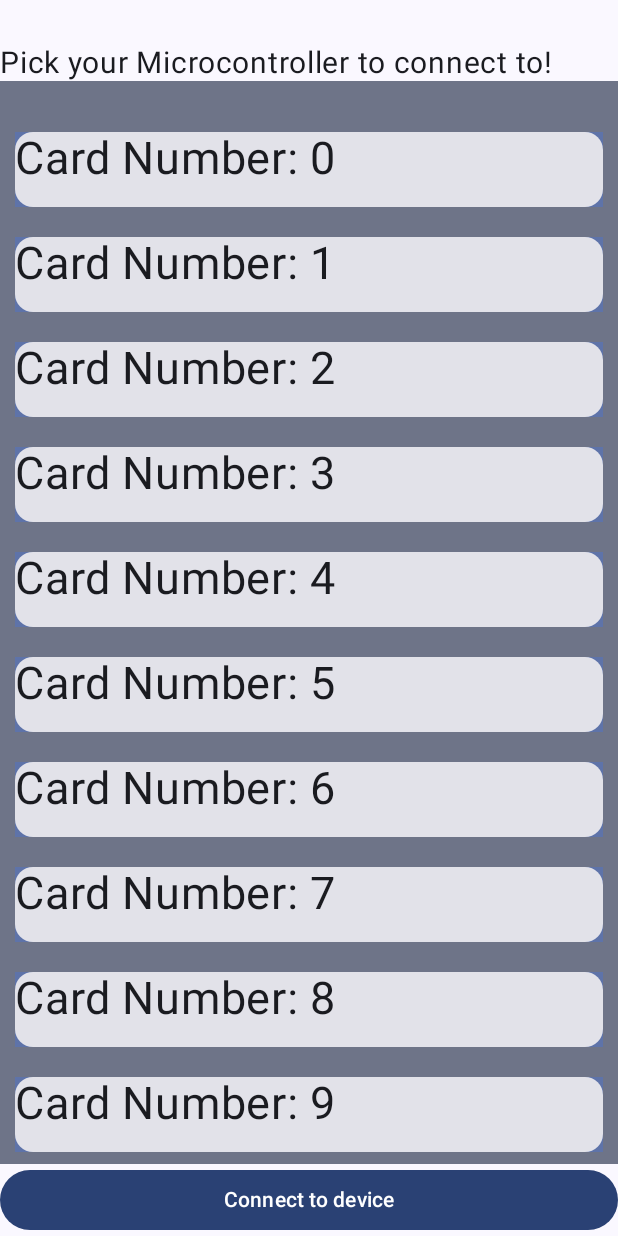
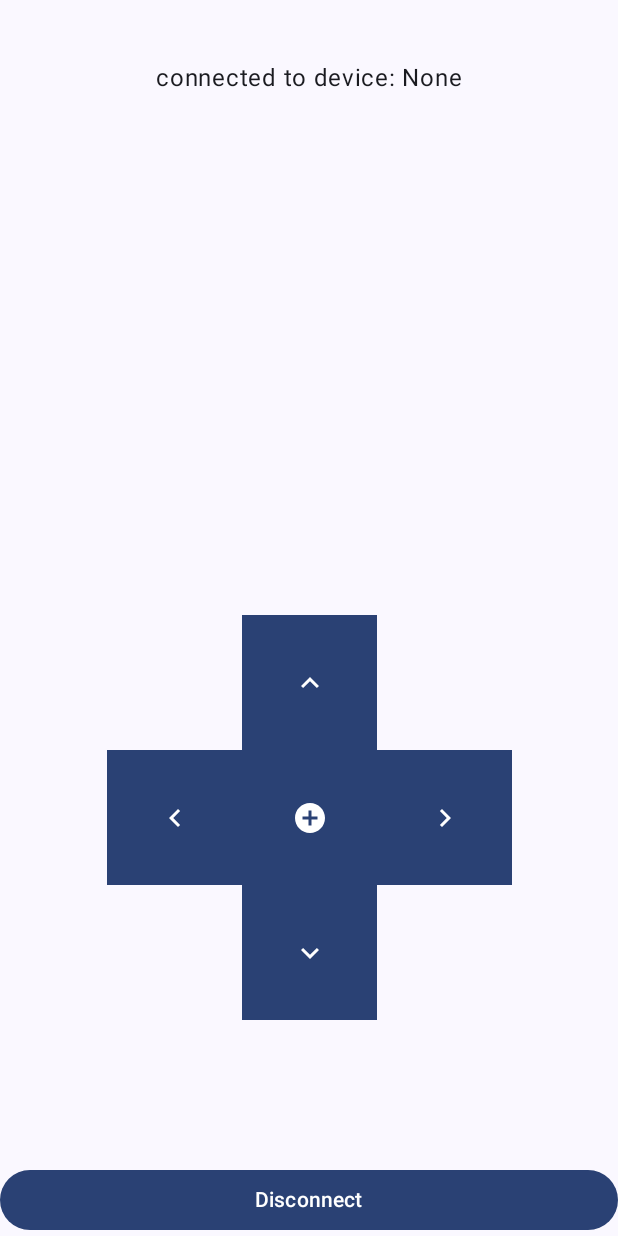
Before and after one commit to Plutotim1/Esp32Controller, an Android app built with Jetpack Compose: the @Preview function GreetingPreview, on a phone screen of 412 x 824 dp. Run offline under Robolectric (Android 15) with nearby library versions, the phone set to English and light mode, and no system bars.

```diff
--- a/app/src/main/java/com/example/bluetoothwificontroller/MainActivity.kt
+++ b/app/src/main/java/com/example/bluetoothwificontroller/MainActivity.kt
@@ -5,6 +5,8 @@ import android.bluetooth.BluetoothAdapter
 import android.bluetooth.BluetoothManager
 import android.content.ClipData.Item
 import android.content.pm.PackageManager
+import android.graphics.drawable.Icon
+import android.graphics.drawable.VectorDrawable
 import android.graphics.fonts.FontStyle
 import android.os.Bundle
 import androidx.activity.ComponentActivity
@@ -12,8 +14,14 @@ import androidx.activity.compose.setContent
 import androidx.activity.enableEdgeToEdge
 import androidx.compose.foundation.background
 import androidx.compose.foundation.clickable
+import androidx.compose.foundation.interaction.InteractionSource
+import androidx.compose.foundation.interaction.MutableInteractionSource
+import androidx.compose.foundation.interaction.collectIsPressedAsState
+import androidx.compose.foundation.layout.Arrangement
+import androidx.compose.foundation.layout.Box
 import androidx.compose.foundation.layout.Column
 import androidx.compose.foundation.layout.PaddingValues
+import androidx.compose.foundation.layout.Row
 import androidx.compose.foundation.layout.Spacer
 import androidx.compose.foundation.layout.fillMaxHeight
 import androidx.compose.foundation.layout.fillMaxSize
@@ -22,21 +30,33 @@ import androidx.compose.foundation.layout.height
 import androidx.compose.foundation.layout.padding
 import androidx.compose.foundation.layout.size
 import androidx.compose.foundation.lazy.LazyColumn
+import androidx.compose.material.icons.Icons
+import androidx.compose.material.icons.filled.AddCircle
+import androidx.compose.material.icons.filled.ArrowBack
+import androidx.compose.material.icons.filled.KeyboardArrowDown
+import androidx.compose.material.icons.filled.KeyboardArrowLeft
+import androidx.compose.material.icons.filled.KeyboardArrowRight
+import androidx.compose.material.icons.filled.KeyboardArrowUp
 import androidx.compose.material3.Button
 import androidx.compose.material3.Card
 import androidx.compose.material3.CardColors
 import androidx.compose.material3.CardDefaults
+import androidx.compose.material3.Icon
 import androidx.compose.material3.MaterialTheme
 import androidx.compose.material3.Scaffold
 import androidx.compose.material3.Surface
 import androidx.compose.material3.Text
 import androidx.compose.runtime.Composable
 import androidx.compose.runtime.MutableState
+import androidx.compose.runtime.getValue
 import androidx.compose.runtime.mutableStateOf
 import androidx.compose.runtime.remember
 import androidx.compose.ui.Alignment
 import androidx.compose.ui.Modifier
 import androidx.compose.ui.graphics.Color
+import androidx.compose.ui.graphics.RectangleShape
+import androidx.compose.ui.graphics.painter.Painter
+import androidx.compose.ui.graphics.vector.ImageVector
 import androidx.compose.ui.tooling.preview.Preview
 import androidx.compose.ui.unit.TextUnit
 import androidx.compose.ui.unit.TextUnitType
@@ -210,6 +230,8 @@ fun MainView() {
         ConnectScreen(){
             showConnectScreen.value = false
         }
+    } else {
+
     }
 }
 
@@ -262,6 +284,89 @@ fun ConnectScreen(onclick: () -> Unit) {
 
 }
 
+@Composable
+fun ControlScreen(device: String = "None",onclick: () -> Unit) {
+    Scaffold(
+        topBar = {
+                 Column(
+                     modifier = Modifier.fillMaxWidth()
+                 ) {
+                     Spacer(Modifier.height(40.dp))
+                     Text(
+                         text = "connected to device: " + device,
+                         modifier = Modifier.align(Alignment.CenterHorizontally)
+                         )
+                 }
+        },
+        bottomBar = {
+            Button(
+                modifier = Modifier.fillMaxWidth(),
+                onClick = {onclick}) {
+                Text(
+                    text = "Disconnect"
+                )
+            }
+        }
+    ) {innerPadding ->
+        Box(
+            modifier = Modifier
+                .padding(innerPadding)
+                .fillMaxSize()
+            ) {
+                Column(
+                    verticalArrangement = Arrangement.Center,
+                    horizontalAlignment = Alignment.CenterHorizontally,
+                    modifier = Modifier
+                        .matchParentSize()
+                ) {
+                    Spacer(Modifier.height(250.dp))
+                    DirectionalInput("up")
+                    Row{
+                        DirectionalInput("left")
+                        DirectionalInput()
+                        DirectionalInput("right")
+                    }
+                    DirectionalInput("down")
+                }
+            }
+    }
+}
+
+
+@Composable
+fun DirectionalInput(direction: String = "") {
+    val interActionSource = remember {
+        MutableInteractionSource()
+    }
+    val isPressed by interActionSource.collectIsPressedAsState()
+    val isActive = remember {
+        mutableStateOf(false)
+    }
+    if (isActive.value != isPressed) {
+        //emitSignal(isPressed)
+        isActive.value = isPressed
+    }
+    Button(
+        interactionSource = interActionSource,
+        onClick = {},
+        shape = RectangleShape,
+        modifier = Modifier
+            .background(if (isPressed) Color.Gray else Color.LightGray)
+            .size(90.dp)
+    ) {
+        var icon: ImageVector
+        when (direction) {
+            "left" -> icon = Icons.Default.KeyboardArrowLeft
+            "right" -> icon = Icons.Default.KeyboardArrowRight
+            "up" -> icon = Icons.Default.KeyboardArrowUp
+            "down" -> icon = Icons.Default.KeyboardArrowDown
+            else -> icon = Icons.Default.AddCircle
+        }
+        androidx.compose.material3.Icon(imageVector = icon, contentDescription = "arrow pointing" + direction)
+    }
+}
+
+
 fun SetUpBluetooth() {
 
 }
@@ -271,6 +376,8 @@ fun SetUpBluetooth() {
 @Composable
 fun GreetingPreview() {
     BluetoothWiFiControllerTheme {
-        MainView()
+        ControlScreen {
+            1 + 1;
+        }
     }
 }
```
